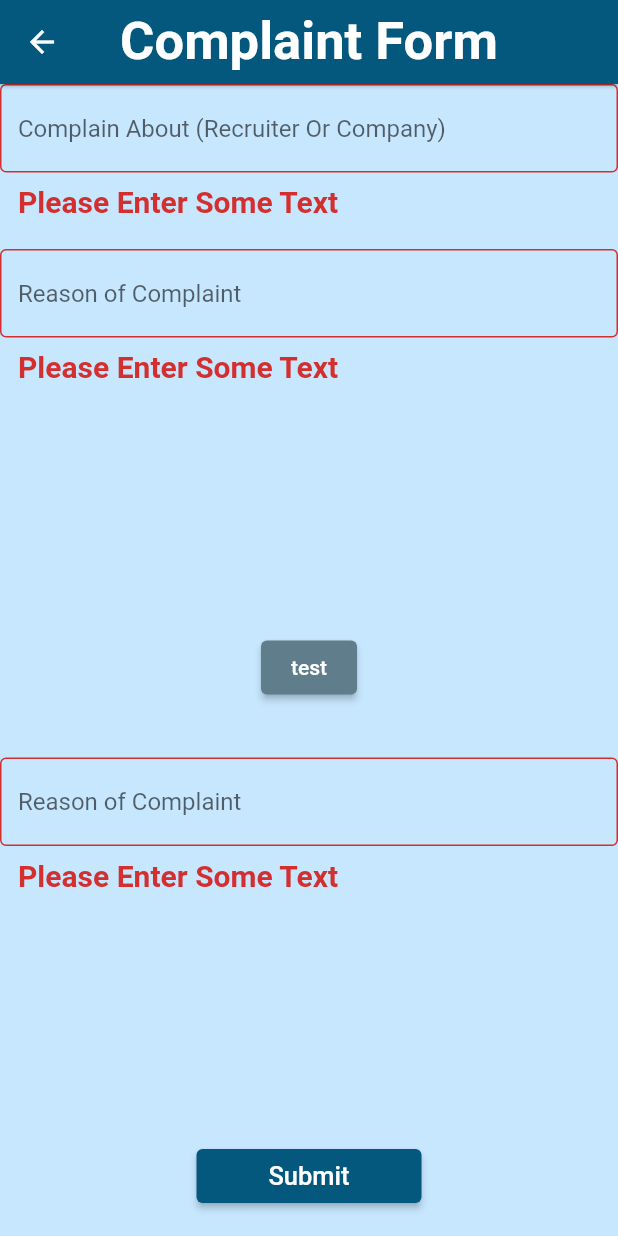
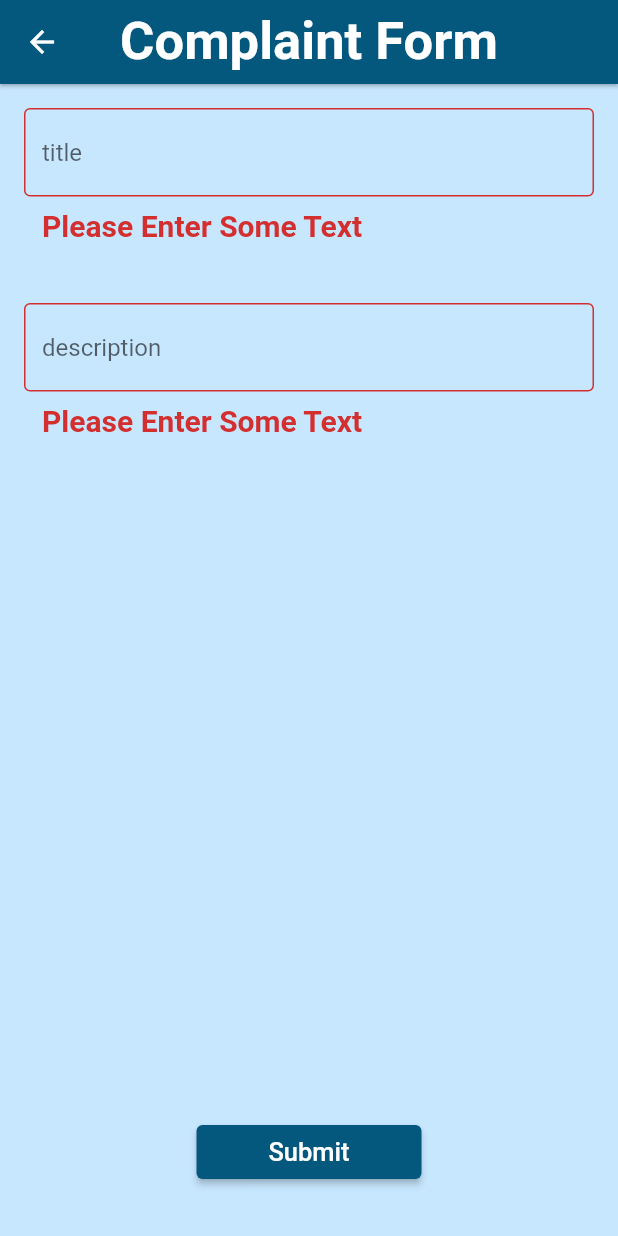
Before and after one commit to nadahanii/Int-Hire_GP, a Flutter app: the ComplaintForm screen opened directly, after a tap on "Submit", on a phone screen of 412 x 824 dp. Run offline on Flutter 3.47's test engine with Material 2 defaults, Android fonts, the phone set to English and light mode, and no system bars; our stand-ins replace csv, fluttertoast, font_awesome_flutter, google_fonts, shared_preferences; accounts and stored records are empty; Roboto replaces fonts that are missing (RobotoCondensed).

Commit message:
notification complaint and massages to all types of user

```diff
--- a/lib/helpers/components.dart
+++ b/lib/helpers/components.dart
@@ -33,3 +33,5 @@ Color chooseToastColor(ToastStates state) {
   }
   return color;
 }
+
+final String baseUrl = "https://localhost:44324/api/";
--- /dev/null
+++ b/lib/models/admin_user.dart
@@ -0,0 +1,26 @@
+class AdminUser {
+  late String name;
+  late String email;
+  late String phoneNumber;
+  late String password;
+  late String birthDay;
+  late bool isMale;
+
+  AdminUser({
+    required this.name,
+    required this.email,
+    required this.phoneNumber,
+    this.password = '',
+    required this.birthDay,
+    required this.isMale,
+  });
+
+  AdminUser.fromJson(Map<String, dynamic> json) {
+    name = json['name'];
+    email = json['email'];
+    phoneNumber = json['phoneNumber'];
+    password = '';
+    birthDay = json['birthDay'];
+    isMale = ((json['gender'] as int) == 1) ? true : false;
+  }
+}
--- a/lib/models/notification.dart
+++ b/lib/models/notification.dart
@@ -4,15 +4,17 @@ class Notification {
   late String description;
   late String date;
   late String receiverEmail;
+  late String senderType;
   late bool viewed;
 
   Notification(
       {required this.id,
       required this.title,
       required this.description,
-      required this.receiverEmail,
-      required this.date,
-      required this.viewed});
+      this.receiverEmail = "",
+      this.date = "",
+      this.viewed = false,
+      this.senderType = ""});
 
   Notification.fromJson(Map<String, dynamic> json) {
     id = json['id'] as int;
@@ -21,5 +23,6 @@ class Notification {
     date = json['date'];
     receiverEmail = json['sender'];
     viewed = json['viewed'] as bool;
+    senderType = json['senderType'];
   }
 }
--- a/lib/screens/complain_form.dart
+++ b/lib/screens/complain_form.dart
@@ -1,4 +1,8 @@
 import 'package:flutter/material.dart';
+import 'package:provider/provider.dart';
+import 'package:history_feature/models/notification.dart' as n;
+import '../providers/auth.dart';
+import '../providers/notifications.dart';
 
 class ComplaintForm extends StatefulWidget {
   const ComplaintForm({Key? key}) : super(key: key);
@@ -8,6 +12,10 @@ class ComplaintForm extends StatefulWidget {
 
 class _ComplaintFormState extends State<ComplaintForm> {
   final _formKey = GlobalKey<FormState>();
+  final _titleController = TextEditingController();
+  final _descriptionController = TextEditingController();
+  final _emailController = TextEditingController();
+
   @override
   Widget build(BuildContext context) {
     return Scaffold(
@@ -29,13 +37,19 @@ class _ComplaintFormState extends State<ComplaintForm> {
         ),
         centerTitle: true,
       ),
-      body: Form(
+      body: Padding(
+        padding: const EdgeInsets.all(16.0),
+        child: Form(
           key: _formKey,
-        child: Column(crossAxisAlignment: CrossAxisAlignment.center, children: [
+          child:
+              Column(crossAxisAlignment: CrossAxisAlignment.center, children: [
             TextFormField(
+              controller: _titleController,
               decoration: InputDecoration(
-                border: OutlineInputBorder(),
-                hintText: 'Complain About (Recruiter Or Company)'),
+                  labelText: 'title',
+                  hintText: 'title of complain',
+                  alignLabelWithHint: true,
+                  border: OutlineInputBorder()),
               validator: (value) {
                 if (value == null || value.isEmpty) {
                   return 'Please Enter Some Text';
@@ -46,11 +60,40 @@ class _ComplaintFormState extends State<ComplaintForm> {
             SizedBox(
               height: 20.0,
             ),
+            if(Provider.of<Auth>(context, listen: false).userType == "Admin")
+            TextFormField(
+              controller: _emailController,
+              decoration: InputDecoration(
+                labelText: 'email',
+                  hintText: 'enter receiver email',
+                  alignLabelWithHint: true,
+                  border: OutlineInputBorder(),
+              ),
+              keyboardType: TextInputType.emailAddress,
+              validator: (value) {
+                if (value!.isEmpty ||
+                    !RegExp(r"^[a-zA-Z0-9.a-zA-Z0-9.!#$%&'*+-/=?^_`{|}~]+@[a-zA-Z0-9]+\.[a-zA-Z]+")
+                        .hasMatch(value)) {
+                  return 'Enter a valid email!';
+                }
+                return null;
+              },
+            ),
+            SizedBox(
+              height: 20.0,
+            ),
             Expanded(
               child: TextFormField(
-              decoration: InputDecoration(
+                controller: _descriptionController,
+                keyboardType: TextInputType.multiline,
+                minLines: 1,
+                maxLines: 5,
+                decoration: const InputDecoration(
+                  labelText: 'description',
+                  hintText: 'description of complain',
+                  alignLabelWithHint: true,
                   border: OutlineInputBorder(),
-                  hintText: 'Reason of Complaint'),
+                ),
                 validator: (value) {
                   if (value == null || value.isEmpty) {
                     return 'Please Enter Some Text';
@@ -66,42 +109,31 @@ class _ComplaintFormState extends State<ComplaintForm> {
                 padding: EdgeInsets.symmetric(vertical: 16.0),
                 child: ElevatedButton(
                   onPressed: () {
+                    final notification = n.Notification(
+                      id: 0,
+                      description: _descriptionController.text,
+                      title: _titleController.text,
+                      receiverEmail: _emailController.text,
+                    );
                     if (_formKey.currentState!.validate()) {
+                      Provider.of<Notifications>(
+                        context,
+                        listen: false,
+                      ).addNotifications(notification).then((value) {
+                        if (value == "add notification successfully") {
+                          Navigator.of(
+                            context,
+                          ).pop();
                           ScaffoldMessenger.of(context).showSnackBar(
-                    const SnackBar(content: Text('Prossesing Data')),
+                            const SnackBar(
+                                content: Text('complaint send successfully')),
+                          );
+                        } else {
+                          ScaffoldMessenger.of(context).showSnackBar(
+                            SnackBar(content: Text(value)),
                           );
                         }
-              },
-              child: Text("test"),
-            ),
-          ),
-          SizedBox(
-            height: 20.0,
-          ),
-          Expanded(
-            child: TextFormField(
-              decoration: InputDecoration(
-                  border: OutlineInputBorder(),
-                  hintText: 'Reason of Complaint'),
-              validator: (value) {
-                if (value == null || value.isEmpty) {
-                  return 'Please Enter Some Text';
-                }
-                return null;
-              },
-            ),
-          ),
-          SizedBox(
-            height: 20.0,
-          ),
-          Padding(
-              padding: EdgeInsets.symmetric(vertical: 16.0),
-              child: ElevatedButton(
-                onPressed: () {
-                  if (_formKey.currentState!.validate()) {
-                    ScaffoldMessenger.of(context).showSnackBar(
-                      const SnackBar(content: Text('Prossesing Data')),
-                    );
+                      });
                     }
                   },
                   style: ElevatedButton.styleFrom(
@@ -120,6 +152,7 @@ class _ComplaintFormState extends State<ComplaintForm> {
                 ))
           ]),
         ),
+      ),
     );
   }
 }
--- a/lib/screens/job_details.dart
+++ b/lib/screens/job_details.dart
@@ -120,6 +120,7 @@ class _JobDetailsState extends State<JobDetails> {
         ],
         title: Text('Job details'),
       ),
+      backgroundColor: Theme.of(context).backgroundColor,
       body: SingleChildScrollView(
         child: Padding(
           padding: const EdgeInsets.symmetric(vertical: 15.0, horizontal: 10.0),
```
Also changed, not shown: lib/main.dart (+5 -2 lines), lib/providers/auth.dart (+16 -7 lines), lib/providers/jobs.dart (+8 -8 lines), lib/providers/notifications.dart (+48 -18 lines), lib/screens/job_operations_screen.dart (+17 -75 lines), lib/screens/notification_page.dart (+18 -35 lines), lib/screens/settings_page.dart (+14 -11 lines), lib/widgets/main_drawer.dart (+4 -4 lines). Lines whose indentation alone changed are shown as unchanged.
